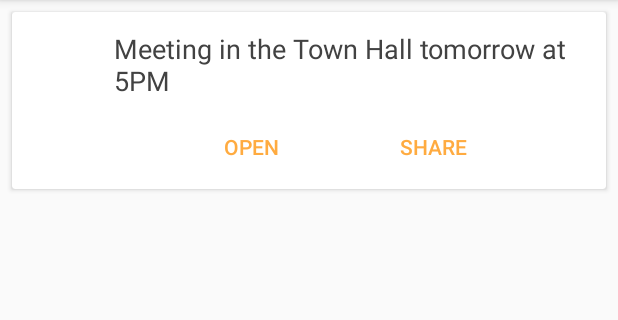
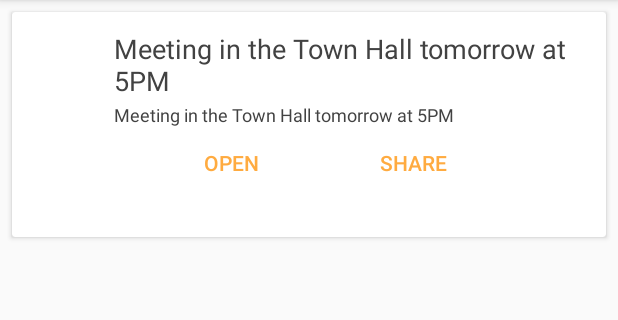
Before and after one commit to jjurm/hackprague, an Android app: the layout action_card.xml on its own in the app's theme, with its tools: preview values and no code run, on a phone screen of 412 x 824 dp, the part 84-404 px from its top. Run offline under Robolectric (Android 15) with nearby library versions, the phone set to English and light mode, and no system bars.

Commit message:
Add description text

```diff
--- a/app/src/main/java/com/treecio/android/hackprague17/call/CallActionsAdapter.java
+++ b/app/src/main/java/com/treecio/android/hackprague17/call/CallActionsAdapter.java
@@ -62,6 +62,7 @@ public class CallActionsAdapter extends RecyclerView.Adapter<CallActionsAdapter.
         }
 
         holder.actionText.setText(action.getTitle());
+        holder.actionDescription.setText(action.getDescription());
 
         holder.actionOpenButton.setOnClickListener(new View.OnClickListener(){
 
@@ -148,14 +149,17 @@ public class CallActionsAdapter extends RecyclerView.Adapter<CallActionsAdapter.
 
     public static class CardViewHolder extends RecyclerView.ViewHolder {
         protected TextView actionText;
+        protected TextView actionDescription;
         protected ImageView actionIcon;
         protected CardView actionCard;
         protected Button actionOpenButton;
         protected Button actionShareButton;
 
+
         public CardViewHolder(View v) {
             super(v);
             actionText =  (TextView) v.findViewById(R.id.actionText);
+            actionDescription = (TextView) v.findViewById(R.id.actionDescription);
             actionIcon = (ImageView)  v.findViewById(R.id.actionIcon);
             actionCard = (CardView) v.findViewById(R.id.actionCard);
             actionOpenButton = (Button) v.findViewById(R.id.actionOpenButton);
--- a/app/src/main/res/layout/action_card.xml
+++ b/app/src/main/res/layout/action_card.xml
@@ -12,7 +12,7 @@
 
     <RelativeLayout
         android:layout_width="match_parent"
-        android:layout_height="match_parent">
+        android:layout_height="142dp">
 
         <ImageView
             android:id="@+id/actionIcon"
@@ -35,27 +35,39 @@
             android:textSize="18sp"
             />
 
+        <TextView
+            android:id="@+id/actionDescription"
+            android:layout_width="match_parent"
+            android:layout_height="wrap_content"
+            android:layout_marginLeft="8dp"
+            android:layout_marginRight="8dp"
+            android:text="Meeting in the Town Hall tomorrow at 5PM"
+            android:textColor="@color/cardview_dark_background"
+            android:textSize="12sp"
+            android:layout_below="@+id/actionIcon"
+            android:layout_toEndOf="@+id/actionIcon" />
+
         <Button
             android:id="@+id/actionOpenButton"
             android:layout_width="wrap_content"
             android:layout_height="wrap_content"
-            android:layout_alignStart="@+id/actionText"
-            android:layout_below="@+id/actionText"
-            android:layout_marginStart="47dp"
+            android:layout_marginStart="34dp"
             android:padding="2dp"
             android:text="Open"
-            android:theme="@style/PrimaryFlatButton"/>
+            android:theme="@style/PrimaryFlatButton"
+            android:layout_below="@+id/actionDescription"
+            android:layout_alignStart="@+id/actionDescription" />
 
         <Button
             android:id="@+id/actionShareButton"
             android:layout_width="wrap_content"
             android:layout_height="wrap_content"
-            android:layout_below="@+id/actionText"
             android:layout_marginStart="33dp"
-            android:layout_toEndOf="@+id/actionOpenButton"
             android:padding="2dp"
             android:text="Share"
-            android:theme="@style/PrimaryFlatButton"/>
+            android:theme="@style/PrimaryFlatButton"
+            android:layout_below="@+id/actionDescription"
+            android:layout_toEndOf="@+id/actionOpenButton" />
 
     </RelativeLayout>
 
```
